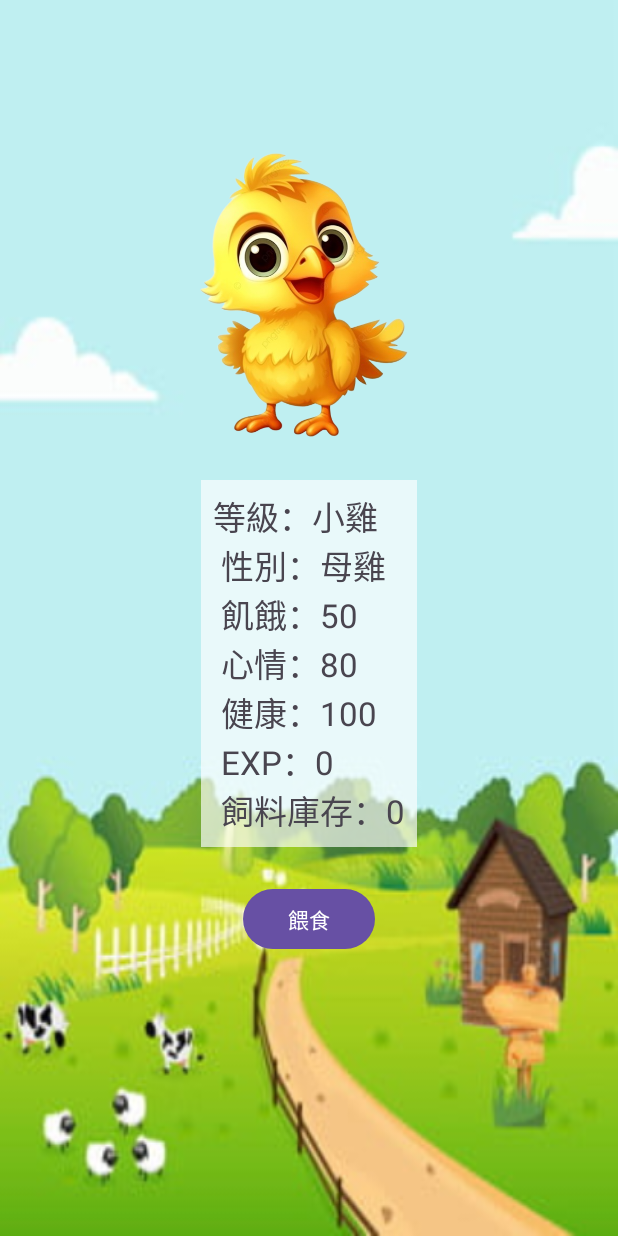
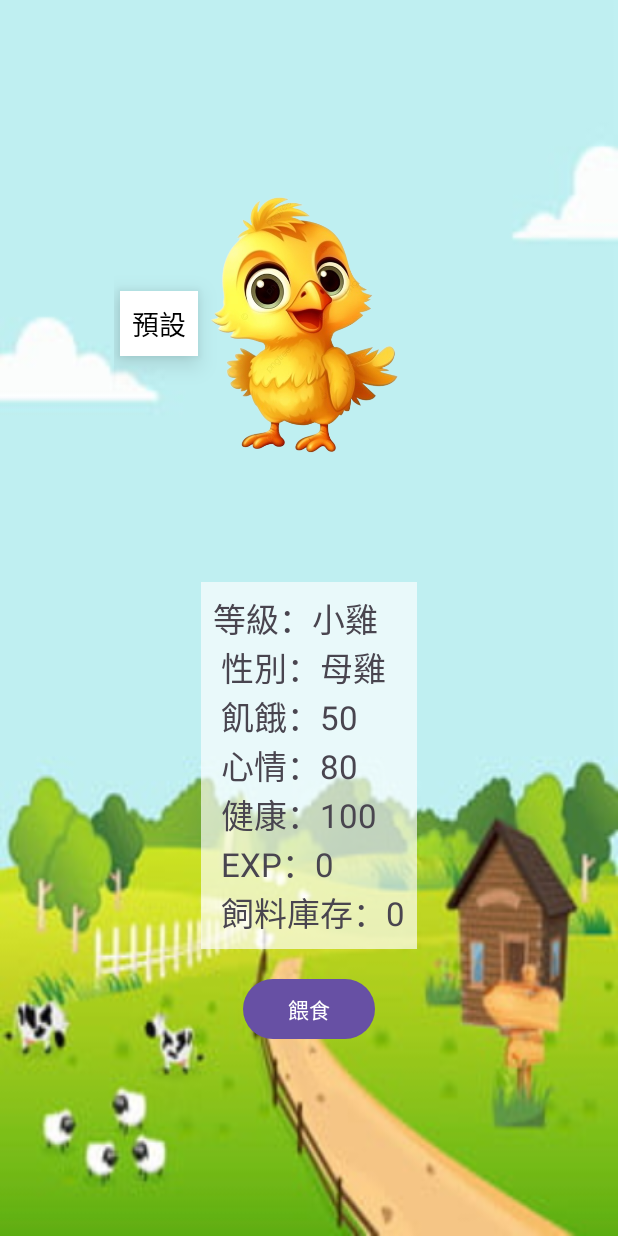
Before and after one commit to qumarkq/final_project, an Android app built with Jetpack Compose: the screen it shows after launch (MainActivity), after a tap on "小雞", on a phone screen of 412 x 824 dp. Run offline under Robolectric (Android 15) with nearby library versions, the phone set to English and light mode, and no system bars; our stand-ins replace Room's generated code.

Commit message:
refactor: Refactor WorldActivity and internationalize RiceActivity
Refactors `WorldActivity.kt` for cleaner code and better maintainability. Adds string resources to `RiceActivity.kt` and `activity_main.xml` to support internationalization.

**`WorldActivity.kt`**
- Replaces 11 individual `ImageView` variables with a single `List<ImageView>` for managing animal views.
- Simplifies UI update logic and click listener setup by using loops (`forEach`, `forEachIndexed`) instead of repeated code blocks.
- Removes unused parameters (`initialExp`, `defaultExp`) from the `openAnimalDetail` and `updateSingleAnimalUi` functions.
- Removes redundant KDoc comments.

**`RiceActivity.kt`**
- Replaces hardcoded strings for UI text (stage descriptions, info text, button labels) and toasts with string resources from `strings.xml`.
- Uses formatted string resources (`getString(R.string.resource_name, ...)` to build dynamic text.

**XML Resources (`strings.xml`, `activity_main.xml`, `themes.xml`)**
- **`strings.xml`**: Adds new string resources for the rice screen, main activity defaults, and feed/harvest toasts.
- **`activity_main.xml`**:
    - Replaces hardcoded text with string resources.
    - Adds `contentDescription` to the chicken `ImageView` for accessibility.
    - Adjusts layout margins and the style of the floating message `TextView`.
- **`themes.xml`**: Removes an unused XML namespace declaration.

```diff
--- a/app/src/main/java/com/final_project/RiceActivity.kt
+++ b/app/src/main/java/com/final_project/RiceActivity.kt
@@ -6,9 +6,7 @@ import android.widget.ImageView
 import android.widget.TextView
 import android.widget.Toast
 import androidx.appcompat.app.AppCompatActivity
-import kotlin.collections.forEach
 import kotlin.math.min
-import kotlin.text.trimIndent
 
 class RiceActivity : AppCompatActivity() {
 
@@ -46,7 +44,7 @@ class RiceActivity : AppCompatActivity() {
         tvInfo = findViewById(R.id.tvRiceInfo)
         btnAction = findViewById(R.id.btnRiceAction)
 
-        // 讀資料，沒有就初始化一塊田：剛播種、成長 0、沒有庫存
+        // 讀資料
         val saved = riceDao.getField()
         field = if (saved == null) {
             val initial = RiceFieldEntity(
@@ -70,14 +68,10 @@ class RiceActivity : AppCompatActivity() {
 
     private fun onActionClicked() {
         val f = field ?: return
-        val stage = RiceStage.valueOf(f.stage)
-
-        when (stage) {
+        when (val stage = RiceStage.valueOf(f.stage)) {
             RiceStage.SOWING, RiceStage.SPROUT, RiceStage.GROWING -> {
-                // 照顧稻米：成長度 +25，超過 100 當成 100
                 val newGrowth = min(100, f.growth + 25)
 
-                // 判斷是否進入下一階段
                 val newStage = when {
                     stage == RiceStage.SOWING  && newGrowth >= 25 -> RiceStage.SPROUT
                     stage == RiceStage.SPROUT  && newGrowth >= 50 -> RiceStage.GROWING
@@ -92,12 +86,11 @@ class RiceActivity : AppCompatActivity() {
                 riceDao.update(field!!)
                 updateUi()
 
-                Toast.makeText(this, "稻米成長了一點～", Toast.LENGTH_SHORT).show()
+                // 修改點：使用資源字串
+                Toast.makeText(this, getString(R.string.toast_grow), Toast.LENGTH_SHORT).show()
             }
 
             RiceStage.RIPE -> {
-                // 結穗 → 收割，增加庫存，並重新播種
-                // 規則：每次收成 10 份，其中 1 份留下當下一輪的種子 → 飼料庫存實際 +9
                 val addFeed = 9
                 val newStock = f.stock + addFeed
 
@@ -109,13 +102,10 @@ class RiceActivity : AppCompatActivity() {
                 riceDao.update(field!!)
                 updateUi()
 
-                Toast.makeText(
-                    this,
-                    "收割完成！飼料庫存 +$addFeed（保留 1 份當種子）",
-                    Toast.LENGTH_SHORT
-                ).show()
+                // 修改點：使用帶參數的資源字串 (%d 會被 addFeed 取代)
+                val msg = getString(R.string.toast_harvest, addFeed)
+                Toast.makeText(this, msg, Toast.LENGTH_SHORT).show()
             }
-
         }
     }
 
@@ -123,7 +113,6 @@ class RiceActivity : AppCompatActivity() {
         val f = field ?: return
         val stage = RiceStage.valueOf(f.stage)
 
-        // 根據階段顯示不同圖片，套用到 9 塊田
         val imgRes = when (stage) {
             RiceStage.SOWING  -> R.drawable.rice_sowing
             RiceStage.SPROUT  -> R.drawable.rice_sprout
@@ -135,22 +124,22 @@ class RiceActivity : AppCompatActivity() {
             iv.setImageResource(imgRes)
         }
 
-        val stageText = when (stage) {
-            RiceStage.SOWING  -> "階段：播種"
-            RiceStage.SPROUT  -> "階段：發芽"
-            RiceStage.GROWING -> "階段：成長"
-            RiceStage.RIPE    -> "階段：結穗（可收割）"
-        }
+        // 修改點：不再直接寫死中文，而是根據狀態取得對應的 R.string
+        val stageText = getString(when (stage) {
+            RiceStage.SOWING  -> R.string.stage_sowing
+            RiceStage.SPROUT  -> R.string.stage_sprout
+            RiceStage.GROWING -> R.string.stage_growing
+            RiceStage.RIPE    -> R.string.stage_ripe
+        })
 
-        tvInfo.text = """
-            $stageText
-            成長度：${f.growth} / 100
-            稻米庫存：${f.stock}
-        """.trimIndent()
+        // 修改點：使用 getString 的格式化功能填入變數
+        // 對應 strings.xml 裡的 %1$s, %2$d, %3$d
+        tvInfo.text = getString(R.string.rice_info_format, stageText, f.growth, f.stock)
 
-        btnAction.text = when (stage) {
-            RiceStage.RIPE -> "收割並重新播種"
-            else           -> "照顧稻米（澆水/施肥）"
-        }
+        // 修改點：按鈕文字也改用資源
+        btnAction.text = getString(when (stage) {
+            RiceStage.RIPE -> R.string.btn_action_harvest
+            else           -> R.string.btn_action_care
+        })
     }
 }
--- a/app/src/main/java/com/final_project/WorldActivity.kt
+++ b/app/src/main/java/com/final_project/WorldActivity.kt
@@ -20,17 +20,7 @@ class WorldActivity : AppCompatActivity() {
     private lateinit var breedDao: BreedDao
 
     // 11 個動物
-    private lateinit var ivAnimal0: ImageView
-    private lateinit var ivAnimal1: ImageView
-    private lateinit var ivAnimal2: ImageView
-    private lateinit var ivAnimal3: ImageView
-    private lateinit var ivAnimal4: ImageView
-    private lateinit var ivAnimal5: ImageView
-    private lateinit var ivAnimal6: ImageView
-    private lateinit var ivAnimal7: ImageView
-    private lateinit var ivAnimal8: ImageView
-    private lateinit var ivAnimal9: ImageView
-    private lateinit var ivAnimal10: ImageView
+    private lateinit var animals: List<ImageView>
 
     private val animators = mutableListOf<AnimatorSet>()
 
@@ -42,31 +32,25 @@ class WorldActivity : AppCompatActivity() {
         chickenDao = db.chickenDao()
         breedDao = db.breedDao()
 
-        // 綁定 11 隻 ImageView
-        ivAnimal0 = findViewById(R.id.ivAnimal0)
-        ivAnimal1 = findViewById(R.id.ivAnimal1)
-        ivAnimal2 = findViewById(R.id.ivAnimal2)
-        ivAnimal3 = findViewById(R.id.ivAnimal3)
-        ivAnimal4 = findViewById(R.id.ivAnimal4)
-        ivAnimal5 = findViewById(R.id.ivAnimal5)
-        ivAnimal6 = findViewById(R.id.ivAnimal6)
-        ivAnimal7 = findViewById(R.id.ivAnimal7)
-        ivAnimal8 = findViewById(R.id.ivAnimal8)
-        ivAnimal9 = findViewById(R.id.ivAnimal9)
-        ivAnimal10 = findViewById(R.id.ivAnimal10)
+        // 綁定 11 隻 ImageView (使用 List 管理更乾淨)
+        animals = listOf(
+            findViewById(R.id.ivAnimal0),
+            findViewById(R.id.ivAnimal1),
+            findViewById(R.id.ivAnimal2),
+            findViewById(R.id.ivAnimal3),
+            findViewById(R.id.ivAnimal4),
+            findViewById(R.id.ivAnimal5),
+            findViewById(R.id.ivAnimal6),
+            findViewById(R.id.ivAnimal7),
+            findViewById(R.id.ivAnimal8),
+            findViewById(R.id.ivAnimal9),
+            findViewById(R.id.ivAnimal10)
+        )
 
-        // 點擊：進入各自的主畫面（id = 0..10）
-        ivAnimal0.setOnClickListener { openAnimalDetail(0, 0) }
-        ivAnimal1.setOnClickListener { openAnimalDetail(1, 0) }
-        ivAnimal2.setOnClickListener { openAnimalDetail(2, 0) }
-        ivAnimal3.setOnClickListener { openAnimalDetail(3, 0) }
-        ivAnimal4.setOnClickListener { openAnimalDetail(4, 0) }
-        ivAnimal5.setOnClickListener { openAnimalDetail(5, 0) }
-        ivAnimal6.setOnClickListener { openAnimalDetail(6, 0) }
-        ivAnimal7.setOnClickListener { openAnimalDetail(7, 0) }
-        ivAnimal8.setOnClickListener { openAnimalDetail(8, 0) }
-        ivAnimal9.setOnClickListener { openAnimalDetail(9, 0) }
-        ivAnimal10.setOnClickListener { openAnimalDetail(10, 0) }
+        // 設定點擊事件：進入各自的主畫面
+        animals.forEachIndexed { index, imageView ->
+            imageView.setOnClickListener { openAnimalDetail(index) }
+        }
 
         // 前往稻田按鈕
         val btnToRice: Button = findViewById(R.id.btnToRice)
@@ -82,10 +66,7 @@ class WorldActivity : AppCompatActivity() {
         root.post {
             val width = root.width
             val height = root.height
-            listOf(
-                ivAnimal0, ivAnimal1, ivAnimal2, ivAnimal3, ivAnimal4, ivAnimal5,
-                ivAnimal6, ivAnimal7, ivAnimal8, ivAnimal9, ivAnimal10
-            ).forEach { img ->
+            animals.forEach { img ->
                 startRandomWalk(img, width, height)
             }
         }
@@ -114,51 +95,40 @@ class WorldActivity : AppCompatActivity() {
         animators.clear()
     }
 
-    private fun openAnimalDetail(id: Int, initialExp: Int) {
+    // 參數簡化：移除沒用到的 initialExp
+    private fun openAnimalDetail(id: Int) {
         val intent = Intent(this, MainActivity::class.java).apply {
             putExtra(MainActivity.EXTRA_ANIMAL_ID, id)
-            putExtra(MainActivity.EXTRA_INITIAL_EXP, initialExp)
         }
         startActivity(intent)
     }
 
     // ========= 依等級更新世界畫面的雞圖 =========
 
-    //TODO
     private fun updateAnimalsUi() {
-        updateSingleAnimalUi(0, defaultExp = 0, imageView = ivAnimal0)
-        updateSingleAnimalUi(1, defaultExp = 0, imageView = ivAnimal1)
-        updateSingleAnimalUi(2, defaultExp = 0, imageView = ivAnimal2)
-        updateSingleAnimalUi(3, defaultExp = 0, imageView = ivAnimal3)
-        updateSingleAnimalUi(4, defaultExp = 0, imageView = ivAnimal4)
-        updateSingleAnimalUi(5, defaultExp = 0, imageView = ivAnimal5)
-        updateSingleAnimalUi(6, defaultExp = 0, imageView = ivAnimal6)
-        updateSingleAnimalUi(7, defaultExp = 0, imageView = ivAnimal7)
-        updateSingleAnimalUi(8, defaultExp = 0, imageView = ivAnimal8)
-        updateSingleAnimalUi(9, defaultExp = 0, imageView = ivAnimal9)
-        updateSingleAnimalUi(10, defaultExp = 0, imageView = ivAnimal10)
+        // 使用迴圈更新，程式碼更簡潔
+        animals.forEachIndexed { index, imageView ->
+            updateSingleAnimalUi(index, imageView)
+        }
     }
 
-    //TODO
-    private fun updateSingleAnimalUi(id: Int, defaultExp: Int, imageView: ImageView) {
+    // 修正警告：移除了永遠是 0 的 defaultExp 參數
+    private fun updateSingleAnimalUi(id: Int, imageView: ImageView) {
         val saved = chickenDao.getChicken(id)
 
         val exp: Int
-        val genderStr: String
 
         if (saved != null) {
             // 🐔 這格已經有雞了 → 顯示出來
             exp = saved.exp
-            genderStr = saved.gender
             imageView.visibility = View.VISIBLE
 
         } else {
             // 🐣 資料庫沒有這隻雞
-
             if (id == 0 || id == 1) {
                 // ⭐ 只有 0 / 1 會「自動建立」：一隻小公雞 + 一隻小母雞
-                exp = defaultExp
-                genderStr = if (id == 0) Gender.MALE.name else Gender.FEMALE.name
+                exp = 0 // 初始經驗值固定為 0
+                val genderStr = if (id == 0) Gender.MALE.name else Gender.FEMALE.name
 
                 val newEntity = ChickenEntity(
                     id = id,
@@ -245,7 +215,6 @@ class WorldActivity : AppCompatActivity() {
 
     // ========= 下半部隨機走路邏輯 =========
 
-    /** 在畫面寬度 width、高度 height 的前提下，讓 view 在「螢幕下半部」隨機走來走去。 */
     private fun startRandomWalk(view: ImageView, screenWidth: Int, screenHeight: Int) {
         val imageWidth = view.width
         val imageHeight = view.height
@@ -266,7 +235,6 @@ class WorldActivity : AppCompatActivity() {
         playNextRandomStep(view, screenWidth, screenHeight)
     }
 
-    /** 讓動物往下一個「下半部隨機位置」移動，結束後自己再呼叫下一段。 */
     private fun playNextRandomStep(view: ImageView, screenWidth: Int, screenHeight: Int) {
         val imageWidth = view.width
         val imageHeight = view.height
@@ -288,7 +256,6 @@ class WorldActivity : AppCompatActivity() {
             playTogether(animX, animY)
             addListener(object : AnimatorListenerAdapter() {
                 override fun onAnimationEnd(animation: Animator) {
-                    // 用這個 Activity 的實例來判斷，而不是 android.app.Activity 類別
                     if (!this@WorldActivity.isFinishing && !this@WorldActivity.isDestroyed) {
                         playNextRandomStep(view, screenWidth, screenHeight)
                     }
--- a/app/src/main/res/layout/activity_main.xml
+++ b/app/src/main/res/layout/activity_main.xml
@@ -1,55 +1,57 @@
 <?xml version="1.0" encoding="utf-8"?>
-<LinearLayout
-    xmlns:android="http://schemas.android.com/apk/res/android"
+<LinearLayout xmlns:android="http://schemas.android.com/apk/res/android"
     android:orientation="vertical"
     android:gravity="center_horizontal"
     android:padding="16dp"
-    android:paddingTop="-50dp"
     android:layout_width="match_parent"
     android:layout_height="match_parent"
     android:background="@drawable/bg_farm">
 
-    <!-- 動物圖片 + 浮動台詞 -->
     <FrameLayout
         android:id="@+id/chickenContainer"
-        android:layout_width="wrap_content"
-        android:layout_height="wrap_content"
-        android:layout_marginTop="80dp"
-        android:layout_marginBottom="24dp">
-
-        <ImageView
-            android:id="@+id/ivChicken"
-            android:layout_width="200dp"
-            android:layout_height="200dp"
-            android:src="@drawable/chicken_small" />
+        android:layout_width="260dp"
+        android:layout_height="320dp"
+        android:layout_marginTop="40dp"
+        android:layout_marginBottom="12dp">
 
         <TextView
             android:id="@+id/tvFloatingMessage"
             android:layout_width="wrap_content"
             android:layout_height="wrap_content"
-            android:text="感謝餵食！"
+            android:text="@string/text_default_msg"
             android:textSize="18sp"
-            android:textColor="#FFFFFF"
-            android:background="#80000000"
-            android:padding="6dp"
-            android:visibility="gone"
-            android:layout_gravity="center_horizontal|top"
-            android:layout_marginTop="-10dp"/>
+            android:textColor="#000000"
+            android:background="#FFFFFF"
+            android:padding="8dp"
+            android:visibility="visible"
+            android:layout_gravity="center_vertical|start"
+            android:layout_marginStart="4dp"
+            android:elevation="10dp" />
+
+        <ImageView
+            android:id="@+id/ivChicken"
+            android:layout_width="180dp"
+            android:layout_height="180dp"
+            android:layout_gravity="center"
+            android:src="@drawable/chicken_small"
+            android:contentDescription="@string/desc_chicken" />
+
     </FrameLayout>
 
     <TextView
         android:id="@+id/tvInfo"
         android:layout_width="wrap_content"
         android:layout_height="wrap_content"
-        android:text="預設文字"
+        android:text="@string/text_default_info"
         android:textSize="22sp"
-        android:layout_marginBottom="24dp"
+        android:layout_marginBottom="16dp"
         android:background="#AAFFFFFF"
-        android:padding="8dp"/>
+        android:padding="8dp" />
 
     <Button
         android:id="@+id/btnFeed"
         android:layout_width="wrap_content"
         android:layout_height="wrap_content"
-        android:text="餵食" />
+        android:text="@string/btn_feed" />
+
 </LinearLayout>
--- a/app/src/main/res/values/strings.xml
+++ b/app/src/main/res/values/strings.xml
@@ -34,4 +34,24 @@
         <item>吃飽了，好幸福～</item>
         <item>啾啾～我會努力長大給你看！</item>
     </string-array>
+
+    <string name="text_default_msg">預設</string>
+    <string name="text_default_info">預設文字</string>
+    <string name="btn_feed">餵食</string>
+    <string name="desc_chicken">這是一隻小雞</string>
+
+    <string name="stage_sowing">階段：播種</string>
+    <string name="stage_sprout">階段：發芽</string>
+    <string name="stage_growing">階段：成長</string>
+    <string name="stage_ripe">階段：結穗（可收割）</string>
+
+    <string name="rice_info_format">
+        %1$s\n成長度：%2$d / 100\n稻米庫存：%3$d
+    </string>
+
+    <string name="btn_action_harvest">收割並重新播種</string>
+    <string name="btn_action_care">照顧稻米（澆水/施肥）</string>
+
+    <string name="toast_grow">稻米成長了一點～</string>
+    <string name="toast_harvest">收割完成！飼料庫存 +%d（保留 1 份當種子）</string>
 </resources>
--- a/app/src/main/res/values/themes.xml
+++ b/app/src/main/res/values/themes.xml
@@ -1,4 +1,4 @@
-<resources xmlns:tools="http://schemas.android.com/tools">
+<resources>
     <!-- Base application theme. -->
     <style name="Base.Theme.ElectronicChicken2" parent="Theme.Material3.DayNight.NoActionBar">
         <!-- Customize your light theme here. -->
```
